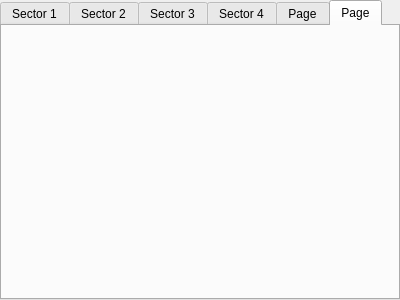
The window that dbtabwidget.ui (JeffersonLab/clas12-dc-wiremap) describes before a commit, drawn with Qt 5.
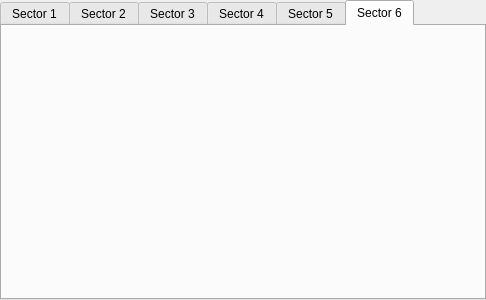
The same window after the commit. The open tabs and pages were chosen to show the change.

Commit message: HEY this is a dboard tabs widget

```diff
--- a/dbtabwidget.ui
+++ b/dbtabwidget.ui
@@ -6,7 +6,7 @@
    <rect>
     <x>0</x>
     <y>0</y>
-    <width>400</width>
+    <width>486</width>
     <height>300</height>
    </rect>
   </property>
@@ -38,12 +38,12 @@
   </widget>
   <widget class="QWidget" name="tab_4">
    <attribute name="title">
-    <string>Page</string>
+    <string>Sector 5</string>
    </attribute>
   </widget>
   <widget class="QWidget" name="tab_5">
    <attribute name="title">
-    <string>Page</string>
+    <string>Sector 6</string>
    </attribute>
   </widget>
  </widget>
```
Left out of the diff: 6 changed lines with no effect on the pictures.
